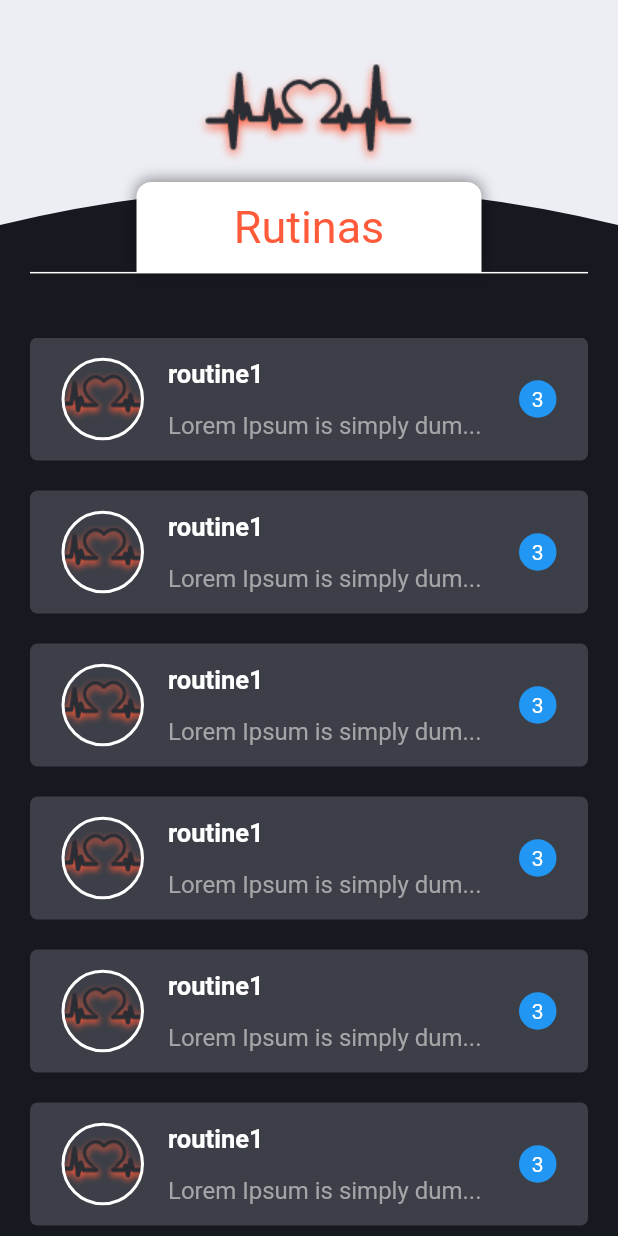
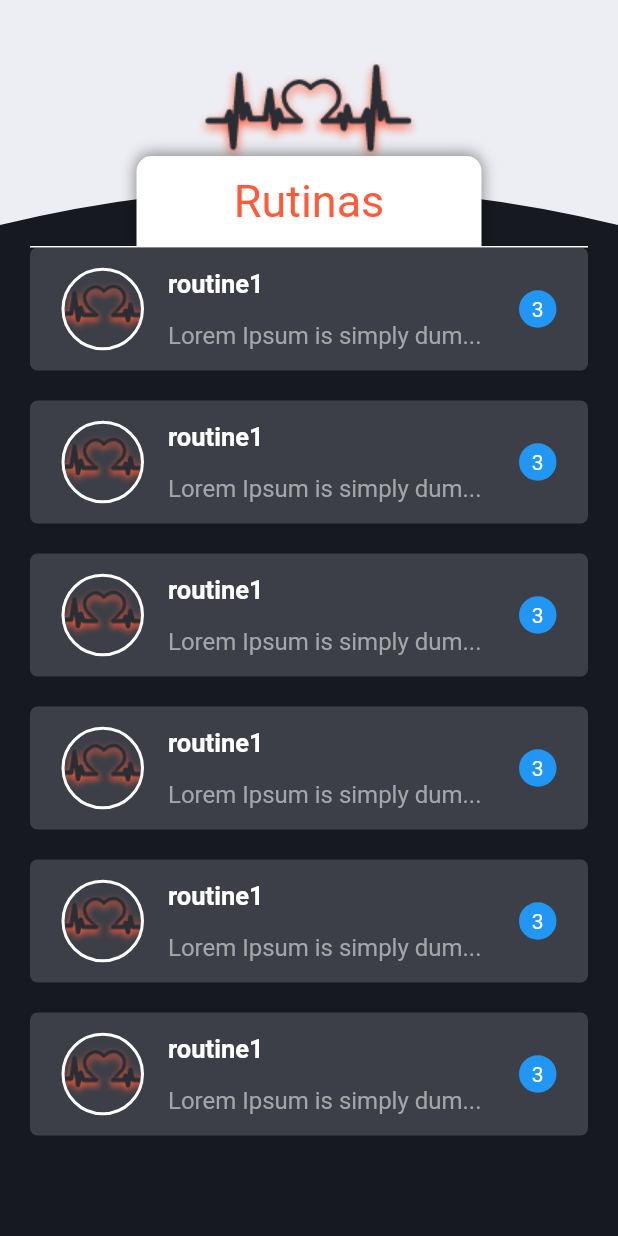
Before and after one commit to JoelMendozaP/day30-flutter, a Flutter app: the RoutineScreen screen opened directly, on a phone screen of 412 x 824 dp. Run offline on Flutter 3.47's test engine with Material 2 defaults, Android fonts, the phone set to English and light mode, and no system bars; our stand-ins replace cloud_firestore, curved_navigation_bar, firebase_auth, google_sign_in; missing offline and left inert: generic_bloc_provider; accounts and stored records are empty.

```diff
--- a/lib/Routine/ui/screens/my_routine_screen.dart
+++ b/lib/Routine/ui/screens/my_routine_screen.dart
@@ -23,6 +23,7 @@ class _MyRoutineScreenState extends State<MyRoutineScreen> {
       ),
     );
   }
+
   Widget _myRoutines() {
     return Align(
       alignment: Alignment.bottomCenter,
--- a/lib/Routine/ui/screens/routine_screen.dart
+++ b/lib/Routine/ui/screens/routine_screen.dart
@@ -14,27 +14,30 @@ class _RoutineScreenState extends State<RoutineScreen> {
       backgroundColor: Color(0xFF161920),
       body: Container(
         margin: EdgeInsets.only(bottom: 5.0),
-        child: Stack(
+        child: Column(
           children: <Widget>[
-            Cpath(height: 150, image: 'assets/img/logo2.png'),
-            _title(),
-            _showRoutines(),
-            // _line()
+            _appbar(),
+            CardsRountine()
           ],
         ),
       ),
     );
   }
+  Widget _appbar() {
+    return Container(
+      height: 165.0,
+      child: Stack(
+        children: <Widget>[
+          Cpath(height: 150, image: 'assets/img/logo2.png'),
+          _title()
+        ],
+      ),
+    );
+  }
   Widget _title() {
     return Align(
-      alignment: Alignment.topCenter + Alignment(0, 0.32),
+      alignment: Alignment.bottomCenter,
       child: TitleMain(text: 'Rutinas'),
     );
   }
-  Widget _showRoutines(){
-    return Align(
-      alignment: Alignment.bottomCenter,
-      child: CardsRountine(),
-    );
-  }
 }
--- a/lib/Widgets/screens/home.dart
+++ b/lib/Widgets/screens/home.dart
@@ -1,4 +1,5 @@
 import 'package:curved_navigation_bar/curved_navigation_bar.dart';
+import 'package:day30/Routine/ui/screens/add_routine_screen.dart';
 import 'package:day30/Routine/ui/screens/my_routine_screen.dart';
 import 'package:day30/Routine/ui/screens/routine_screen.dart';
 import 'package:day30/User/bloc/bloc_user.dart';
@@ -15,10 +16,12 @@ class _HomeState extends State<Home> {
   int _page = 0;
 
   // create all pages
+  // final AddRoutineScreen _myRoutineScreen = AddRoutineScreen();
   final MyRoutineScreen _myRoutineScreen = MyRoutineScreen();
   final RoutineScreen _routineScreen = RoutineScreen();
   final AccountScreen _accountScreen = AccountScreen();
 
+  // Widget _showPage = new AddRoutineScreen();
   Widget _showPage = new MyRoutineScreen();
   Widget _pageChooser(int page) {
     switch (page){
```
Also changed, not shown: lib/Routine/ui/screens/add_routine_screen.dart (+49 -0 lines), lib/Routine/ui/widgets/routine_info.dart (added, +48 -0 lines), lib/exercise/ui/widgets/exercise_info.dart (added, +51 -0 lines), lib/exercise/ui/widgets/exercise_list.dart (added, +28 -0 lines).
